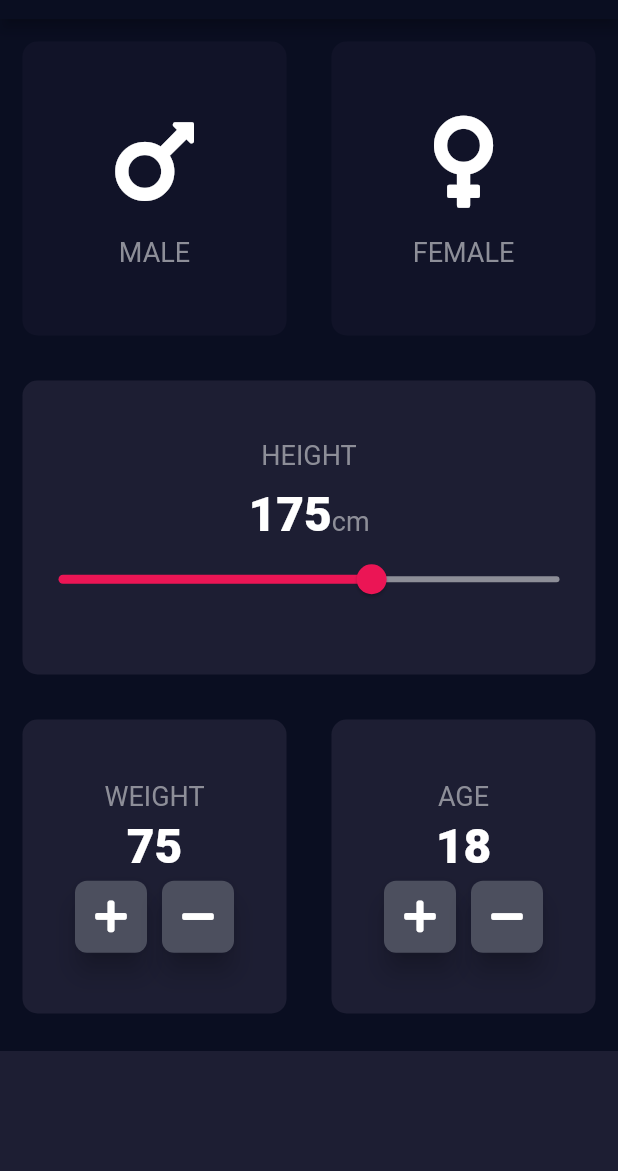
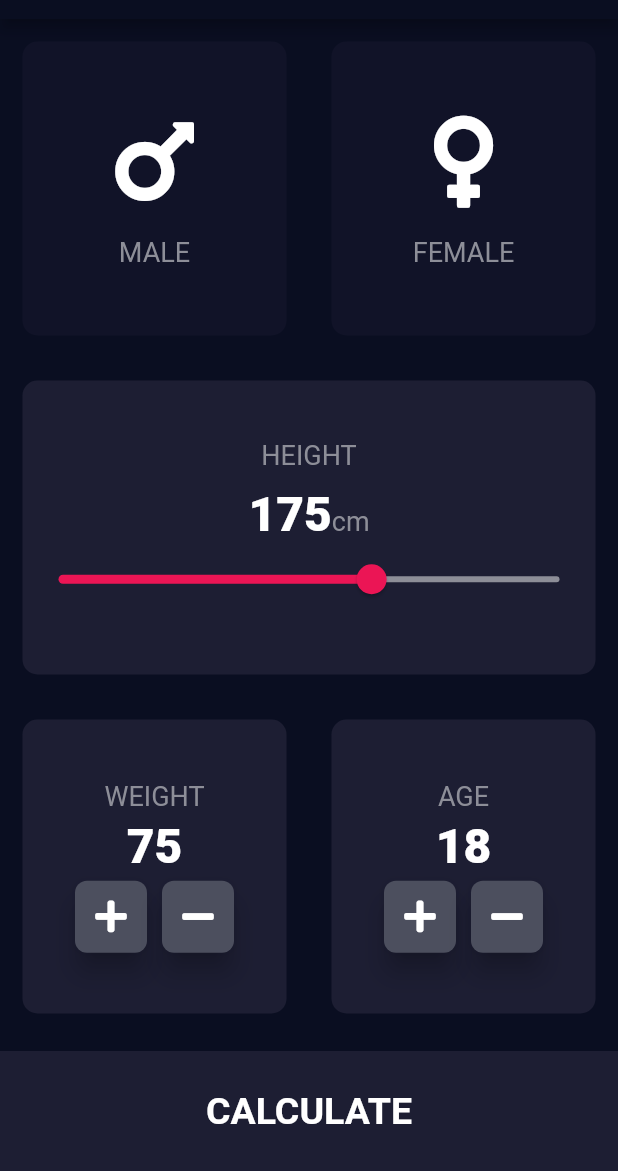
Before and after one commit to flywerk/bmi_calc, a Flutter app: the screen it shows after launch, on a phone screen of 412 x 824 dp, the part 65-1236 px from its top. Run offline on Flutter 3.47's test engine with Material 2 defaults, Android fonts, the phone set to English and light mode, and no system bars; our stand-ins replace font_awesome_flutter.

```diff
--- /dev/null
+++ b/lib/components/bottom_button.dart
@@ -0,0 +1,25 @@
+import 'package:flutter/material.dart';
+import '../constants.dart';
+
+
+class BottomButton extends StatelessWidget {
+
+  BottomButton({@required this.onTap, @required this.buttonTitle});
+
+  final Function onTap;
+  final String buttonTitle;
+
+  @override
+  Widget build(BuildContext context) {
+    return GestureDetector(
+      onTap: onTap,
+      child: Container(
+        child: Center(child: Text(buttonTitle, style: cLargeButtonTextStyle,)),
+        color: activeCardColor,
+        margin: EdgeInsets.only(top: 10),
+        width: double.infinity,
+        height: bottomContainerHeight,
+      ),
+    );
+  }
+}
--- /dev/null
+++ b/lib/components/round_icon_button.dart
@@ -0,0 +1,23 @@
+import 'package:flutter/material.dart';
+
+class RoundButtonIcon extends StatelessWidget {
+
+  RoundButtonIcon({@required this.icon, @required this.onPressed});
+  final IconData icon;
+  final Function onPressed;
+
+  @override
+  Widget build(BuildContext context) {
+    return RawMaterialButton(
+      child: Icon(icon),
+      onPressed: onPressed,
+      elevation: 7.0,
+      constraints: BoxConstraints.tightFor(
+        width: 48.0,
+        height: 48.0,
+      ),
+      shape: RoundedRectangleBorder(borderRadius: BorderRadius.circular(8.0)),
+      fillColor: Color(0xFF4C4F5E),
+    );
+  }
+}
--- a/lib/main.dart
+++ b/lib/main.dart
@@ -1,5 +1,5 @@
 import 'package:flutter/material.dart';
-import 'input_page.dart';
+import 'screens/input_page.dart';
 
 void main() => runApp(BMICalculator());
 
--- a/lib/input_page.dart
+++ b/lib/screens/input_page.dart
@@ -1,9 +1,13 @@
+import 'package:bmi_calc/screens/result_page.dart';
 import 'package:flutter/cupertino.dart';
 import 'package:flutter/material.dart';
 import 'package:font_awesome_flutter/font_awesome_flutter.dart';
-import 'icon_content.dart';
-import 'reusable_card.dart';
-import 'constants.dart';
+import '../components/icon_content.dart';
+import '../components/reusable_card.dart';
+import '../constants.dart';
+import 'result_page.dart';
+import '../components/bottom_button.dart';
+import '../components/round_icon_button.dart';
 
 
 enum Gender {
@@ -154,37 +158,11 @@ class _InputPageState extends State<InputPage> {
               ),),],
             ),
           ),
-          Container(
-            color: activeCardColor,
-            margin: EdgeInsets.only(top: 10),
-            width: double.infinity,
-            height: bottomContainerHeight,
-          ),
+          BottomButton(buttonTitle: "CALCULATE", onTap: () {
+            Navigator.push(context, MaterialPageRoute(builder: (context) => ResultPage()));
+          },),
         ],
       )
     );
   }
 }
-
-
-class RoundButtonIcon extends StatelessWidget {
-
-  RoundButtonIcon({@required this.icon, @required this.onPressed});
-  final IconData icon;
-  final Function onPressed;
-
-  @override
-  Widget build(BuildContext context) {
-    return RawMaterialButton(
-      child: Icon(icon),
-      onPressed: onPressed,
-      elevation: 7.0,
-      constraints: BoxConstraints.tightFor(
-        width: 48.0,
-        height: 48.0,
-      ),
-      shape: RoundedRectangleBorder(borderRadius: BorderRadius.circular(8.0)),
-      fillColor: Color(0xFF4C4F5E),
-    );
-  }
-}
```
Also changed, not shown: lib/constants.dart (+27 -0 lines), lib/screens/result_page.dart (added, +49 -0 lines), lib/components/icon_content.dart (renamed from lib/icon_content.dart), lib/components/reusable_card.dart (renamed from lib/reusable_card.dart).
